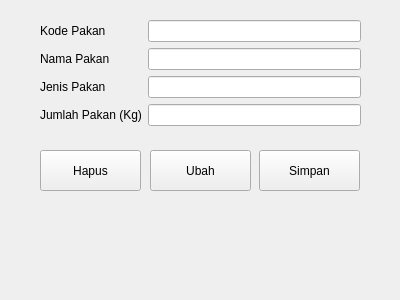
The window that formpakan.ui (adiyatzzz/siram) describes before a commit, drawn with Qt 5.
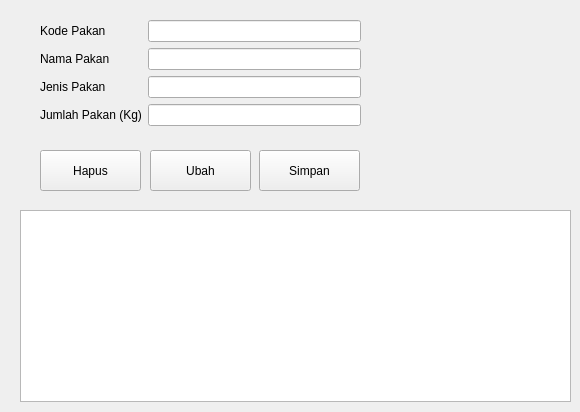
The same window after the commit.

Commit message: Add table view

Diff of the .ui file:
```diff
--- a/formpakan.ui
+++ b/formpakan.ui
@@ -6,8 +6,8 @@
    <rect>
     <x>0</x>
     <y>0</y>
-    <width>400</width>
-    <height>300</height>
+    <width>580</width>
+    <height>412</height>
    </rect>
   </property>
   <property name="windowTitle">
@@ -104,6 +104,16 @@
     <string>Hapus</string>
    </property>
   </widget>
+  <widget class="QTableView" name="tablePakan">
+   <property name="geometry">
+    <rect>
+     <x>20</x>
+     <y>210</y>
+     <width>551</width>
+     <height>192</height>
+    </rect>
+   </property>
+  </widget>
  </widget>
  <resources/>
  <connections/>
```
The commit also changes 14 other files.
